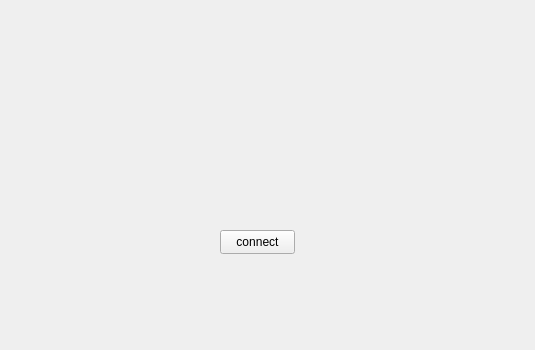
First picture: the form in client/mainwindow.ui, repository heejin5484/Veda_Mini2, before the edit; both pictures show x 0 to 535 and y 0 to 350 of the 535 by 523 pixel window.
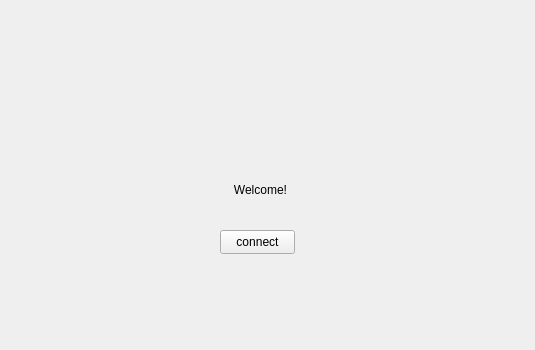
Second picture: the form after the edit.

Diff of the .ui file:
```diff
--- a/client/mainwindow.ui
+++ b/client/mainwindow.ui
@@ -13,6 +13,9 @@
   <property name="windowTitle">
    <string>MainWindow</string>
   </property>
+  <property name="layoutDirection">
+   <enum>Qt::LayoutDirection::LeftToRight</enum>
+  </property>
   <widget class="QWidget" name="centralwidget">
    <widget class="QPushButton" name="connectButton">
     <property name="geometry">
@@ -27,6 +30,25 @@
      <string>connect</string>
     </property>
    </widget>
+   <widget class="QLabel" name="status_label">
+    <property name="geometry">
+     <rect>
+      <x>120</x>
+      <y>180</y>
+      <width>281</width>
+      <height>20</height>
+     </rect>
+    </property>
+    <property name="layoutDirection">
+     <enum>Qt::LayoutDirection::LeftToRight</enum>
+    </property>
+    <property name="text">
+     <string>Welcome!</string>
+    </property>
+    <property name="alignment">
+     <set>Qt::AlignmentFlag::AlignCenter</set>
+    </property>
+   </widget>
   </widget>
   <widget class="QMenuBar" name="menubar">
    <property name="geometry">
```
Left out of the diff: 2 changed lines with no effect on the pictures.
